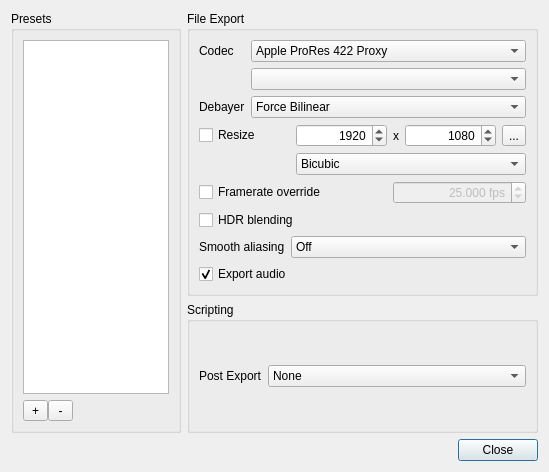
First picture: the form in platform/qt/ExportSettingsDialog.ui, repository ilia3101/MLV-App, before the edit.
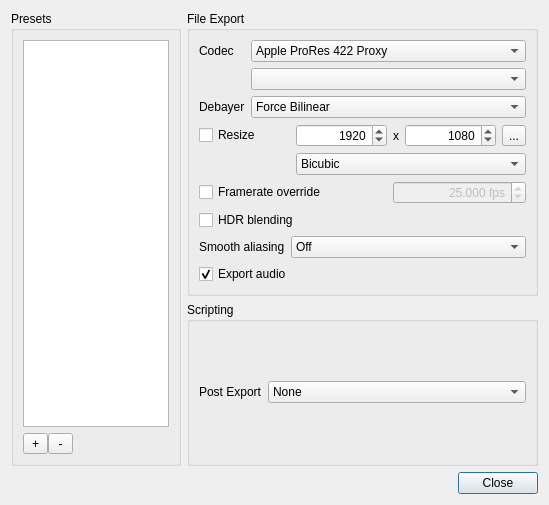
Second picture: the form after the edit. Icons and pictures are not drawn.

What changed in the file:
```diff
--- a/platform/qt/ExportSettingsDialog.ui
+++ b/platform/qt/ExportSettingsDialog.ui
@@ -7,7 +7,7 @@
     <x>0</x>
     <y>0</y>
     <width>549</width>
-    <height>472</height>
+    <height>505</height>
    </rect>
   </property>
   <property name="sizePolicy">
```
Left out of the diff: 8 changed lines with no effect on the pictures.
